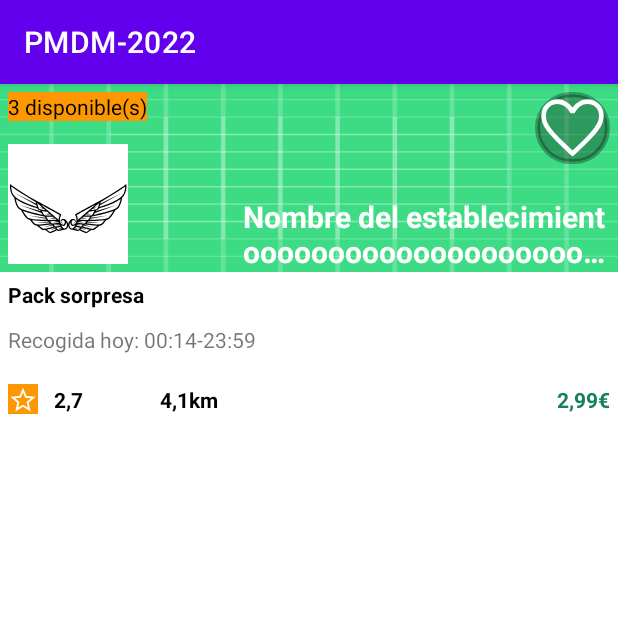
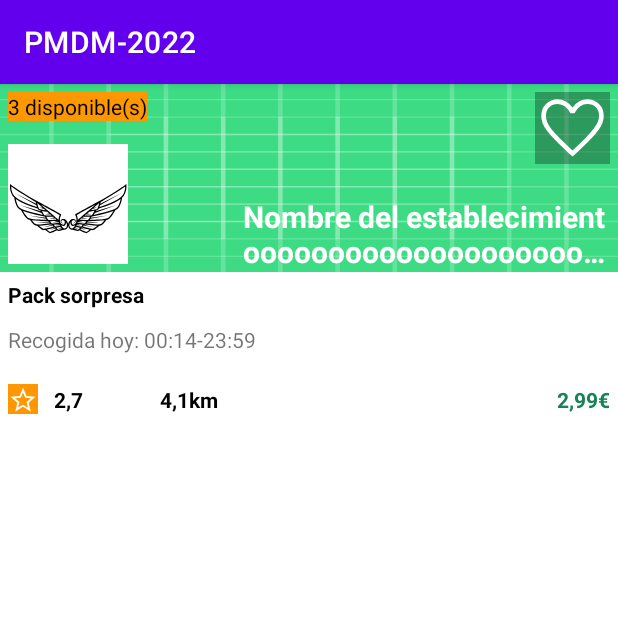
Before and after one commit to Joelgh1/PMDM, an Android app: the screen it shows after launch (Ut01Ex04Activity), on a phone screen of 412 x 824 dp, the top half of it. Run offline under Robolectric (Android 15) with nearby library versions, the phone set to English and light mode, and no system bars.

Commit message:
Ut01Ex04 trying to replicate the view from "to good to go" without round borders

```diff
--- a/app/src/main/res/layout/activity_ut01_ex04.xml
+++ b/app/src/main/res/layout/activity_ut01_ex04.xml
@@ -26,7 +26,7 @@
             android:tint="@color/white"
             android:layout_margin="@dimen/image_margin"
             android:scaleType="centerCrop"
-            android:background="@drawable/round_border"
+            android:background="@color/weak_black"
             android:layout_width="50dp"
             android:layout_height="wrap_content"
             app:srcCompat="@drawable/empty_heart"
```
